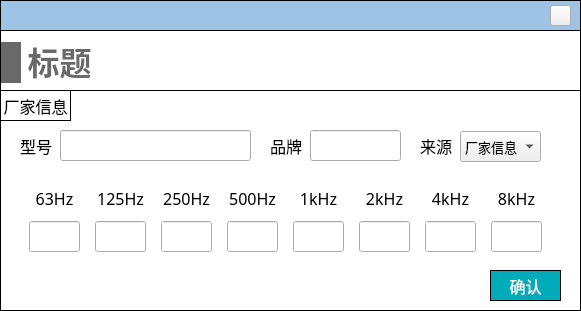
This is NoiseCalSoft/inputDialog/dialog_silencer.ui in haobana/NoiCal as Qt 5 draws it before an edit. The edited form follows.
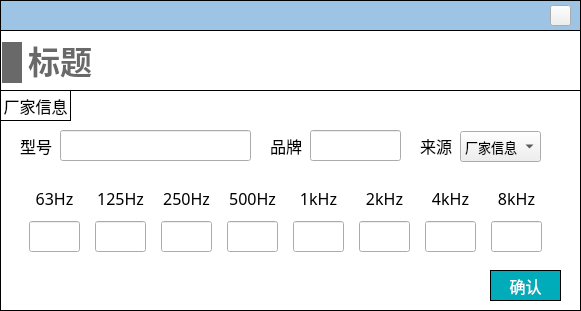
This is the edited form. Icons and pictures are not drawn.

Patch:
```diff
--- a/NoiseCalSoft/inputDialog/dialog_silencer.ui
+++ b/NoiseCalSoft/inputDialog/dialog_silencer.ui
@@ -675,43 +675,15 @@
      </property>
     </widget>
    </widget>
-   <widget class="QWidget" name="layoutWidget_25">
-    <property name="geometry">
-     <rect>
-      <x>1</x>
-      <y>10</y>
-      <width>91</width>
-      <height>45</height>
-     </rect>
-    </property>
-    <layout class="QHBoxLayout" name="horizontalLayout_38">
-     <item>
-      <widget class="QLabel" name="label_56">
-       <property name="minimumSize">
-        <size>
-         <width>20</width>
-         <height>41</height>
-        </size>
-       </property>
-       <property name="maximumSize">
-        <size>
-         <width>20</width>
-         <height>41</height>
-        </size>
-       </property>
-       <property name="styleSheet">
-        <string notr="true">QLabel { 
-border: none; 
-background-color : rgb(105, 105, 105);
-}</string>
-       </property>
-       <property name="text">
-        <string/>
-       </property>
-      </widget>
-     </item>
-     <item>
       <widget class="QLabel" name="label_title">
+    <property name="geometry">
+     <rect>
+      <x>28</x>
+      <y>11</y>
+      <width>64</width>
+      <height>43</height>
+     </rect>
+    </property>
        <property name="font">
         <font>
          <family>Microsoft YaHei</family>
@@ -732,8 +704,36 @@
         <set>Qt::AlignBottom|Qt::AlignHCenter</set>
        </property>
       </widget>
-     </item>
-    </layout>
+   <widget class="QLabel" name="label_56">
+    <property name="geometry">
+     <rect>
+      <x>2</x>
+      <y>12</y>
+      <width>20</width>
+      <height>41</height>
+     </rect>
+    </property>
+    <property name="minimumSize">
+     <size>
+      <width>20</width>
+      <height>41</height>
+     </size>
+    </property>
+    <property name="maximumSize">
+     <size>
+      <width>20</width>
+      <height>41</height>
+     </size>
+    </property>
+    <property name="styleSheet">
+     <string notr="true">QLabel { 
+border: none; 
+background-color : rgb(105, 105, 105);
+}</string>
+    </property>
+    <property name="text">
+     <string/>
+    </property>
    </widget>
   </widget>
   <widget class="QWidget" name="widget_top" native="true">
```
Lines whose indentation alone changed are shown as unchanged.
